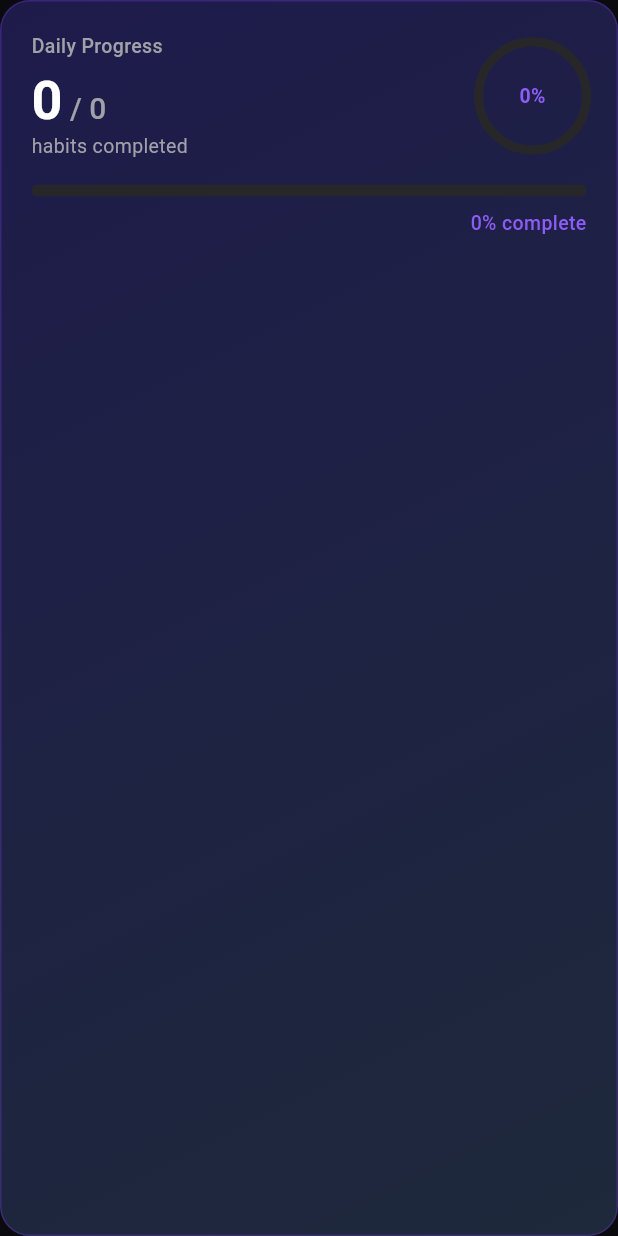
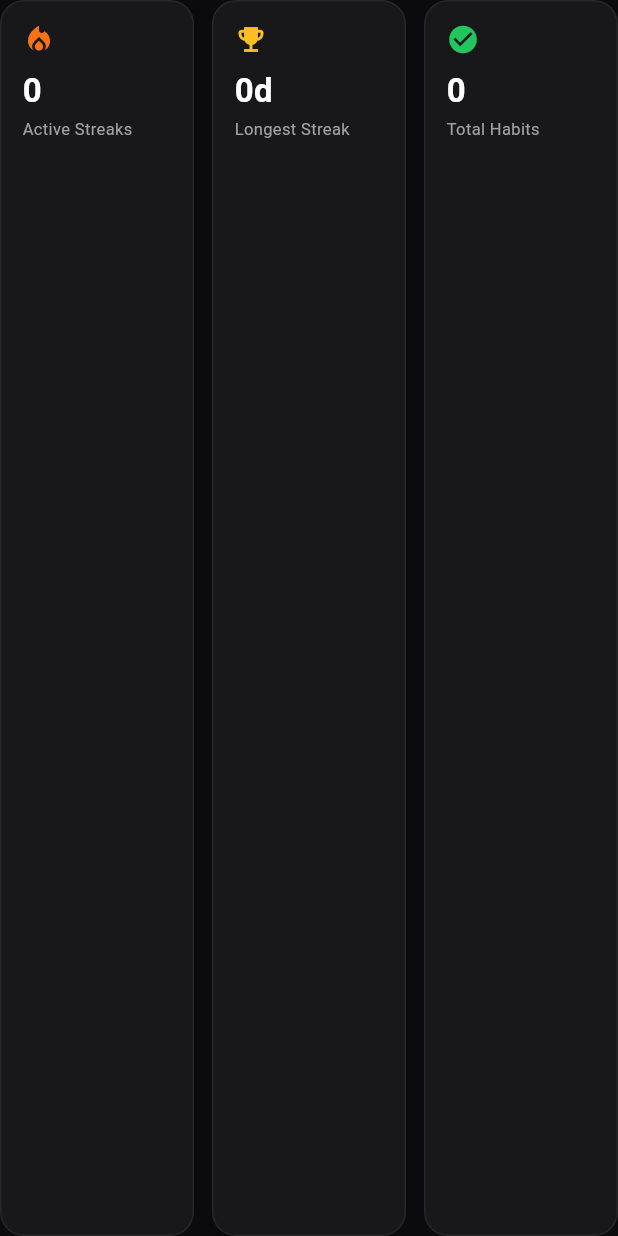
Before and after one commit to pindi109/streak-forge, a Flutter app: the StreakSummaryCard widget shown alone on an empty page, opened directly with empty values, on a phone screen of 412 x 824 dp. Run offline on Flutter 3.47's test engine with Material 3 defaults, Android fonts, the phone set to English and light mode, and no system bars; our stand-ins replace cloud_firestore, firebase_auth, firebase_core, fl_chart, flutter_local_notifications, google_sign_in and 1 more; accounts and stored records are empty; Roboto replaces fonts that are missing (SF Pro Display).

Commit message:
feat: add lib/features/home/widgets/streak_summary_card.dart

```diff
--- a/lib/features/home/widgets/streak_summary_card.dart
+++ b/lib/features/home/widgets/streak_summary_card.dart
@@ -1,136 +1,88 @@
+
 import 'package:flutter/material.dart';
-import '../../../core/theme/app_theme.dart';
+import '../../habits/providers/habits_provider.dart';
 
 class StreakSummaryCard extends StatelessWidget {
-  final int completedCount;
-  final int totalCount;
-  final double completionRate;
+  final HabitsProvider provider;
 
-  const StreakSummaryCard({
-    super.key,
-    required this.completedCount,
-    required this.totalCount,
-    required this.completionRate,
+  const StreakSummaryCard({super.key, required this.provider});
+
+  @override
+  Widget build(BuildContext context) {
+    return Row(
+      children: [
+        Expanded(
+          child: _StatItem(
+            icon: Icons.local_fire_department,
+            iconColor: const Color(0xFFF97316),
+            label: 'Active Streaks',
+            value: '${provider.habits.where((h) => h.currentStreak > 0).length}',
+          ),
+        ),
+        const SizedBox(width: 12),
+        Expanded(
+          child: _StatItem(
+            icon: Icons.emoji_events,
+            iconColor: const Color(0xFFFBBF24),
+            label: 'Longest Streak',
+            value: '${provider.longestOverallStreak}d',
+          ),
+        ),
+        const SizedBox(width: 12),
+        Expanded(
+          child: _StatItem(
+            icon: Icons.check_circle,
+            iconColor: const Color(0xFF22C55E),
+            label: 'Total Habits',
+            value: '${provider.habits.length}',
+          ),
+        ),
+      ],
+    );
+  }
+}
+
+class _StatItem extends StatelessWidget {
+  final IconData icon;
+  final Color iconColor;
+  final String label;
+  final String value;
+
+  const _StatItem({
+    required this.icon,
+    required this.iconColor,
+    required this.label,
+    required this.value,
   });
 
   @override
   Widget build(BuildContext context) {
     return Container(
-      padding: const EdgeInsets.all(20),
+      padding: const EdgeInsets.all(14),
       decoration: BoxDecoration(
-        gradient: const LinearGradient(
-          colors: [Color(0xFF1E1B4B), Color(0xFF1E293B)],
-          begin: Alignment.topLeft,
-          end: Alignment.bottomRight,
-        ),
-        borderRadius: BorderRadius.circular(20),
-        border: Border.all(color: AppTheme.primary.withOpacity(0.3)),
+        color: const Color(0xFF18181B),
+        borderRadius: BorderRadius.circular(16),
+        border: Border.all(color: const Color(0xFF27272A)),
       ),
       child: Column(
+        crossAxisAlignment: CrossAxisAlignment.start,
         children: [
-          Row(
-            mainAxisAlignment: MainAxisAlignment.spaceBetween,
-            children: [
-              Column(
-                crossAxisAlignment: CrossAxisAlignment.start,
-                children: [
-                  const Text(
-                    'Daily Progress',
-                    style: TextStyle(
-                      color: AppTheme.textSecondary,
-                      fontSize: 13,
-                      fontWeight: FontWeight.w500,
-                    ),
-                  ),
-                  const SizedBox(height: 6),
-                  RichText(
-                    text: TextSpan(
-                      children: [
-                        TextSpan(
-                          text: '$completedCount',
-                          style: const TextStyle(
-                            color: AppTheme.textPrimary,
-                            fontSize: 36,
-                            fontWeight: FontWeight.w700,
-                          ),
-                        ),
-                        TextSpan(
-                          text: ' / $totalCount',
-                          style: const TextStyle(
-                            color: AppTheme.textSecondary,
-                            fontSize: 20,
-                            fontWeight: FontWeight.w500,
-                          ),
-                        ),
-                      ],
-                    ),
-                  ),
-                  const Text(
-                    'habits completed',
-                    style: TextStyle(
-                        color: AppTheme.textSecondary, fontSize: 13),
-                  ),
-                ],
-              ),
-              _buildCircularProgress(),
-            ],
-          ),
-          const SizedBox(height: 16),
-          ClipRRect(
-            borderRadius: BorderRadius.circular(8),
-            child: LinearProgressIndicator(
-              value: completionRate,
-              backgroundColor: AppTheme.border,
-              valueColor: const AlwaysStoppedAnimation<Color>(
-                  AppTheme.primary),
-              minHeight: 8,
+          Icon(icon, color: iconColor, size: 22),
+          const SizedBox(height: 8),
+          Text(
+            value,
+            style: const TextStyle(
+              color: Colors.white,
+              fontSize: 22,
+              fontWeight: FontWeight.bold,
             ),
           ),
-          const SizedBox(height: 8),
-          Row(
-            mainAxisAlignment: MainAxisAlignment.end,
-            children: [
-              Text(
-                '${(completionRate * 100).toStringAsFixed(0)}% complete',
-                style: const TextStyle(
-                    color: AppTheme.primaryLight,
-                    fontSize: 13,
-                    fontWeight: FontWeight.w500),
-              ),
-            ],
-          ),
-        ],
-      ),
-    );
-  }
-
-  Widget _buildCircularProgress() {
-    return SizedBox(
-      width: 72,
-      height: 72,
-      child: Stack(
-        children: [
-          SizedBox(
-            width: 72,
-            height: 72,
-            child: CircularProgressIndicator(
-              value: completionRate,
-              strokeWidth: 6,
-              backgroundColor: AppTheme.border,
-              valueColor:
-                  const AlwaysStoppedAnimation<Color>(AppTheme.primary),
-            ),
-          ),
-          Center(
-            child: Text(
-              completionRate == 1.0 ? '🔥' : '${(completionRate * 100).toInt()}%',
-              style: TextStyle(
-                color: completionRate == 1.0
-                    ? AppTheme.textPrimary
-                    : AppTheme.primaryLight,
-                fontSize: completionRate == 1.0 ? 24 : 13,
-                fontWeight: FontWeight.w700,
-              ),
+          const SizedBox(height: 2),
+          Text(
+            label,
+            style: const TextStyle(
+              color: Color(0xFFA1A1AA),
+              fontSize: 11,
             ),
           ),
         ],
```
